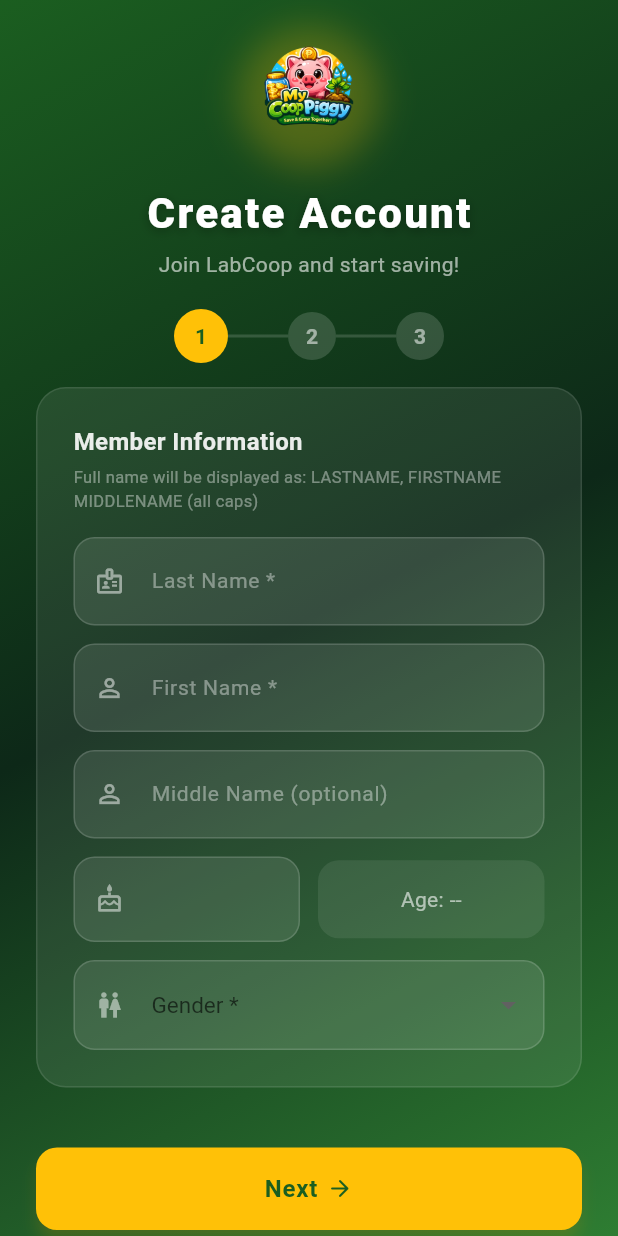
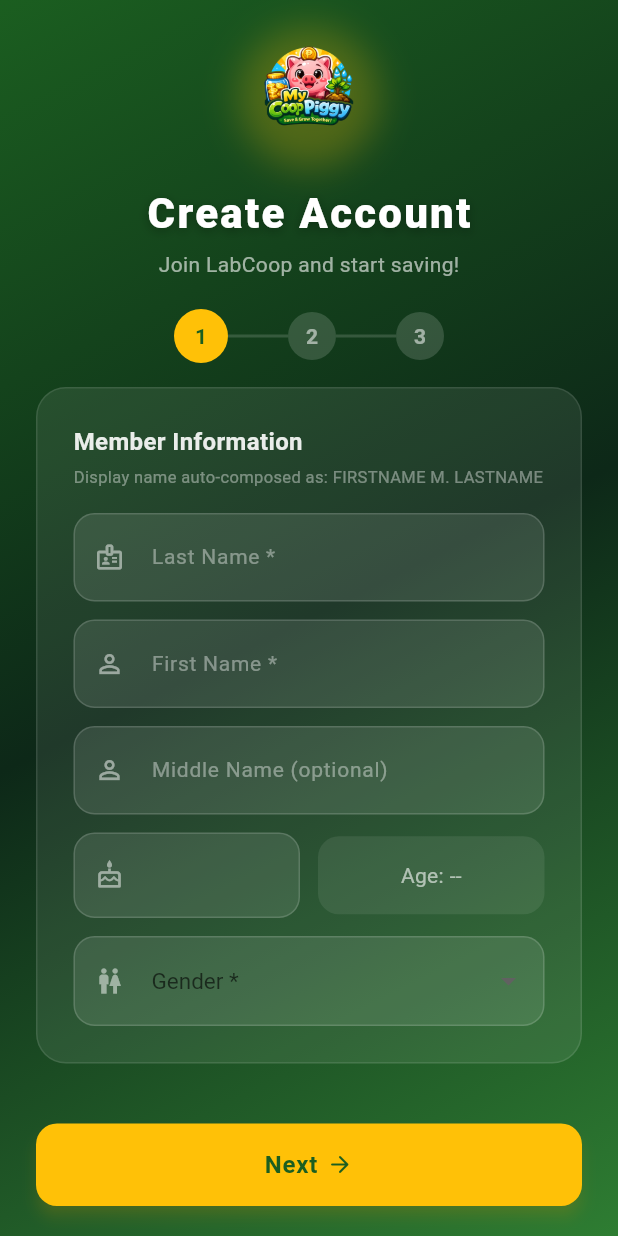
Before and after one commit to justine30bercasio/labcoop-backend-, a Flutter app: the RegistrationPage screen opened directly, on a phone screen of 412 x 824 dp. Run offline on Flutter 3.47's test engine with Material 3 defaults, Android fonts, the light colour scheme and no system bars; our stand-ins replace connectivity_plus, device_preview, dio, equatable, flutter_bloc, flutter_secure_storage and 4 more; missing offline and left inert: flutter_inappwebview; accounts and stored records are empty.

Commit message:
Update hint text for auto-composed display name

```diff
--- a/lib/presentation/pages/registration_page.dart
+++ b/lib/presentation/pages/registration_page.dart
@@ -422,7 +422,7 @@ class _RegistrationPageState extends State<RegistrationPage>
             style: TextStyle(fontSize: 16, fontWeight: FontWeight.w600, color: Colors.white.withValues(alpha: 0.9)),
           ),
           const SizedBox(height: 4),
-          Text('Full name will be displayed as: LASTNAME, FIRSTNAME MIDDLENAME (all caps)',
+          Text('Display name auto-composed as: FIRSTNAME M. LASTNAME',
             style: TextStyle(fontSize: 11, color: Colors.white.withValues(alpha: 0.4)),
           ),
           const SizedBox(height: 16),
```
